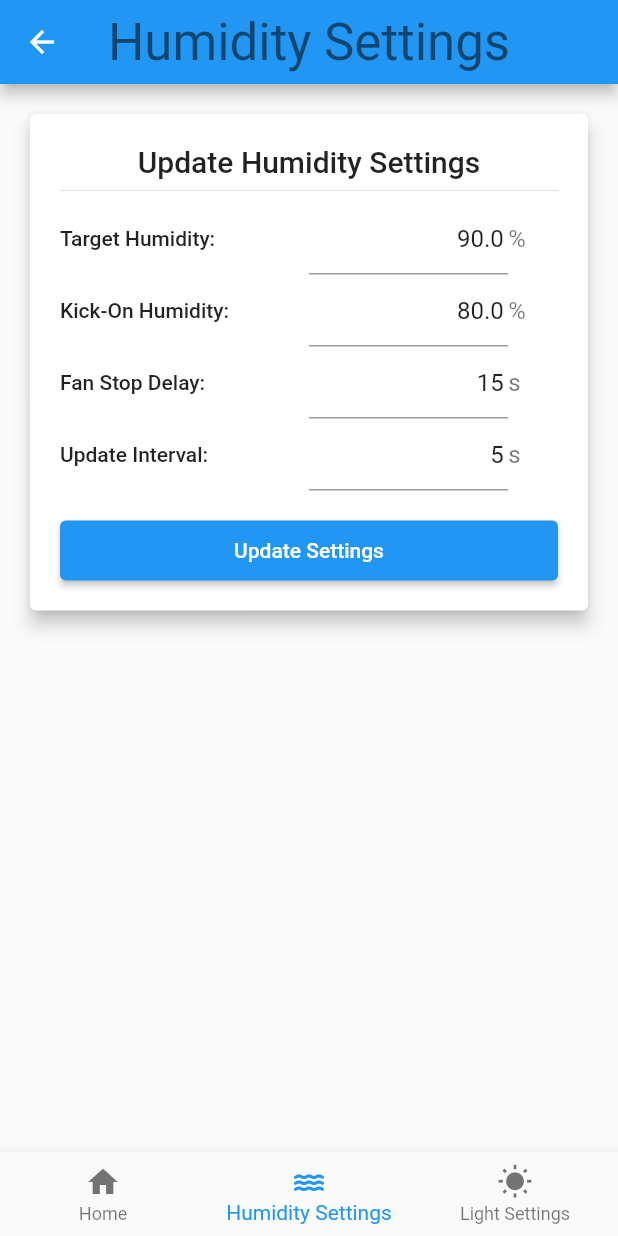
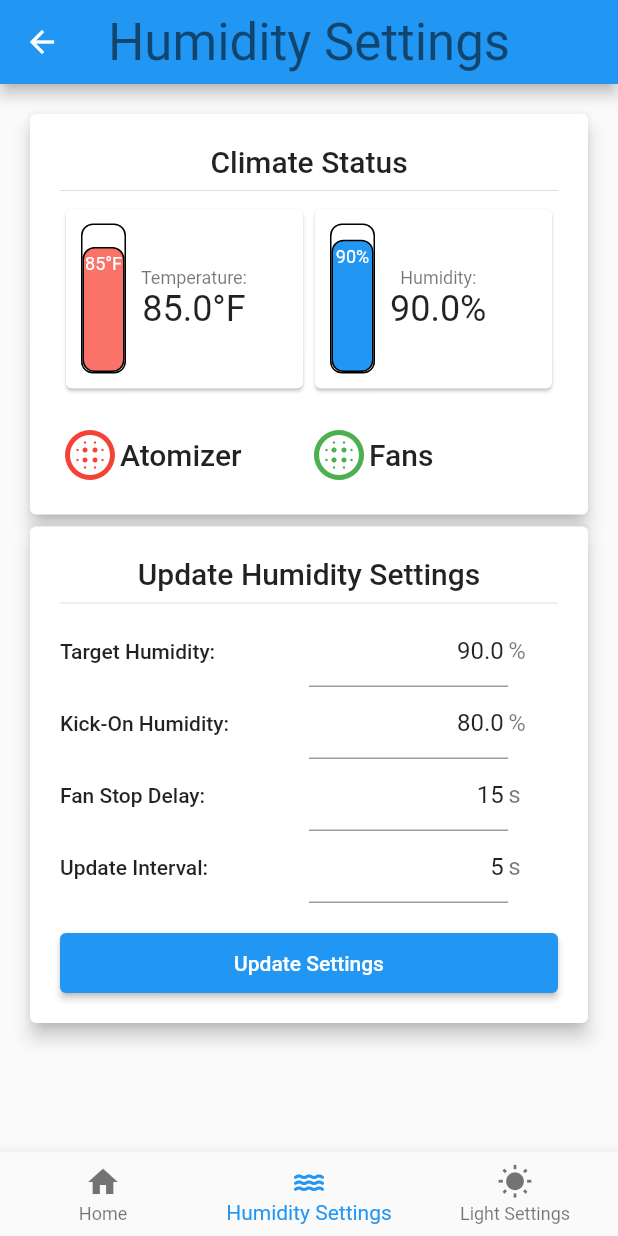
Before and after one commit to slimnate/sthc_mobile, a Flutter app: the screen it shows after launch, item 2 of the bottom bar chosen, on a phone screen of 412 x 824 dp. Run offline on Flutter 3.47's test engine with Material 2 defaults, Android fonts, the phone set to English and light mode, and no system bars; drawn by our look-alikes of flutter_animation_progress_bar.

Commit message:
move page widgets from main file to separate 'pages' directory move generic widgets to 'generic' directory fix file naming consistency

```diff
--- a/lib/main.dart
+++ b/lib/main.dart
@@ -2,9 +2,7 @@ import 'package:flutter/material.dart';
 import 'package:provider/provider.dart';
 
 import 'models/models.dart';
-import 'widgets/time.dart';
-import 'widgets/humidity.dart';
-import 'widgets/lights.dart';
+import 'widgets/pages/pages.dart';
 
 void main() {
   runApp(MyApp());
@@ -39,136 +37,10 @@ class MyApp extends StatelessWidget {
           ),
           initialRoute: '/',
           routes: {
-            '/': (context) => Homepage(routeIndex: 0),
+            '/': (context) => HomePage(routeIndex: 0),
             '/humidity': (context) => HumiditySettingsPage(routeIndex: 1),
             '/lights': (context) => LightSettingsPage(routeIndex: 2),
           },
         ));
   }
 }
-
-class RoutedListPage extends StatelessWidget {
-  final String title;
-  final List<Widget> children;
-  final int routeIndex;
-
-  const RoutedListPage({
-    Key? key,
-    required this.title,
-    required this.children,
-    required this.routeIndex,
-  }) : super(key: key);
-
-  @override
-  Widget build(BuildContext context) {
-    return Scaffold(
-      appBar: AppBar(
-        title: Text(
-          title,
-          style: Theme.of(context).textTheme.headline4,
-        ),
-      ),
-      body: ListView(
-        padding: const EdgeInsets.all(16),
-        children: children,
-      ),
-      bottomNavigationBar: BottomNavigationBar(
-        currentIndex: routeIndex,
-        items: [
-          BottomNavigationBarItem(
-            icon: Icon(Icons.home),
-            label: "Home",
-          ),
-          BottomNavigationBarItem(
-            icon: Icon(Icons.water_rounded),
-            label: "Humidity Settings",
-          ),
-          BottomNavigationBarItem(
-            icon: Icon(Icons.wb_sunny),
-            label: "Light Settings",
-          ),
-        ],
-        onTap: (index) => {switchToPage(context, index)},
-      ),
-    );
-  }
-
-  void switchToPage(BuildContext context, int index) {
-    if (index == routeIndex) {
-      return; // do nothing if the icon for this page was clicked.
-    }
-    switch (index) {
-      case 0:
-        Navigator.popUntil(context, (route) => route.settings.name == '/');
-        break;
-      case 1:
-        Navigator.pushNamed(context, '/humidity');
-        break;
-      case 2:
-        Navigator.pushNamed(context, '/lights');
-        break;
-    }
-  }
-}
-
-class Homepage extends StatelessWidget {
-  final int routeIndex;
-  const Homepage({
-    Key? key,
-    required this.routeIndex,
-  }) : super(key: key);
-
-  @override
-  Widget build(BuildContext context) {
-    return RoutedListPage(
-      title: "Home",
-      routeIndex: routeIndex,
-      children: [
-        ServerTimeCard(),
-        HumidityStatus(),
-        LightStatusWidget(),
-      ],
-    );
-  }
-}
-
-class HumiditySettingsPage extends StatelessWidget {
-  final int routeIndex;
-
-  const HumiditySettingsPage({
-    Key? key,
-    required this.routeIndex,
-  }) : super(key: key);
-
-  @override
-  Widget build(BuildContext context) {
-    return RoutedListPage(
-      title: "Humidity Settings",
-      routeIndex: routeIndex,
-      children: [
-        //HumidityStatus(),
-        HumiditySettingsEditor(),
-      ],
-    );
-  }
-}
-
-class LightSettingsPage extends StatelessWidget {
-  final int routeIndex;
-
-  const LightSettingsPage({
-    Key? key,
-    required this.routeIndex,
-  }) : super(key: key);
-
-  @override
-  Widget build(BuildContext context) {
-    return RoutedListPage(
-      title: "Light Schedule",
-      routeIndex: routeIndex,
-      children: [
-        LightScheduleEditor(),
-      ],
-    );
-  }
-}
--- /dev/null
+++ b/lib/widgets/generic/component-status.dart
@@ -0,0 +1,34 @@
+import 'package:flutter/material.dart';
+
+class ComponentStatus extends StatelessWidget {
+  final String name;
+  final bool enabled;
+
+  ComponentStatus({Key? key, this.enabled = false, required this.name})
+      : super(key: key);
+
+  Widget build(BuildContext context) {
+    return Container(
+      child: Expanded(
+        child: Row(
+          children: [
+            buildIcon(),
+            Text(
+              name,
+              style: Theme.of(context).textTheme.headline6,
+            )
+          ],
+        ),
+      ),
+    );
+  }
+
+  Icon buildIcon() {
+    return Icon(
+      Icons.blur_circular,
+      color: enabled ? Colors.green : Colors.red,
+      size: 40,
+      semanticLabel: 'Icon indicating atomizer status',
+    );
+  }
+}
--- /dev/null
+++ b/lib/widgets/generic/routed-list-page.dart
@@ -0,0 +1,66 @@
+import 'package:flutter/material.dart';
+
+class RoutedListPage extends StatelessWidget {
+  final String title;
+  final List<Widget> children;
+  final int routeIndex;
+
+  const RoutedListPage({
+    Key? key,
+    required this.title,
+    required this.children,
+    required this.routeIndex,
+  }) : super(key: key);
+
+  @override
+  Widget build(BuildContext context) {
+    return Scaffold(
+      appBar: AppBar(
+        title: Text(
+          title,
+          style: Theme.of(context).textTheme.headline4,
+        ),
+      ),
+      body: ListView(
+        padding: const EdgeInsets.all(16),
+        children: children,
+      ),
+      bottomNavigationBar: BottomNavigationBar(
+        currentIndex: routeIndex,
+        items: [
+          BottomNavigationBarItem(
+            icon: Icon(Icons.home),
+            label: "Home",
+          ),
+          BottomNavigationBarItem(
+            icon: Icon(Icons.water_rounded),
+            label: "Humidity Settings",
+          ),
+          BottomNavigationBarItem(
+            icon: Icon(Icons.wb_sunny),
+            label: "Light Settings",
+          ),
+        ],
+        onTap: (index) => {switchToPage(context, index)},
+      ),
+    );
+  }
+
+  void switchToPage(BuildContext context, int index) {
+    if (index == routeIndex) {
+      return; // do nothing if the icon for this page was clicked.
+    }
+    switch (index) {
+      case 0:
+        // pop routes instead of pushing when navigating to home page
+        Navigator.popUntil(context, (route) => route.settings.name == '/');
+        break;
+      case 1:
+        Navigator.pushNamed(context, '/humidity');
+        break;
+      case 2:
+        Navigator.pushNamed(context, '/lights');
+        break;
+    }
+  }
+}
--- a/lib/widgets/lights.dart
+++ b/lib/widgets/lights.dart
@@ -3,8 +3,8 @@ import 'package:provider/provider.dart';
 
 import '../extensions/extensions.dart';
 import '../models/models.dart';
-import 'titled_card.dart';
-import 'labeled_pair.dart';
+import 'generic/titled-card.dart';
+import 'generic/labeled-pair.dart';
 
 class LightStatusWidget extends StatelessWidget {
   const LightStatusWidget({Key? key}) : super(key: key);
--- /dev/null
+++ b/lib/widgets/pages/humidity-page.dart
@@ -0,0 +1,25 @@
+import 'package:flutter/material.dart';
+
+import '../generic/routed-list-page.dart';
+import '../humidity.dart';
+
+class HumiditySettingsPage extends StatelessWidget {
+  final int routeIndex;
+
+  const HumiditySettingsPage({
+    Key? key,
+    required this.routeIndex,
+  }) : super(key: key);
+
+  @override
+  Widget build(BuildContext context) {
+    return RoutedListPage(
+      title: "Humidity Settings",
+      routeIndex: routeIndex,
+      children: [
+        HumidityStatus(),
+        HumiditySettingsEditor(),
+      ],
+    );
+  }
+}
--- /dev/null
+++ b/lib/widgets/pages/pages.dart
@@ -0,0 +1,3 @@
+export 'home-page.dart';
+export 'humidity-page.dart';
+export 'lights-page.dart';
--- a/lib/widgets/time.dart
+++ b/lib/widgets/server-time.dart
@@ -3,8 +3,8 @@ import 'package:provider/provider.dart';
 
 import '../extensions/extensions.dart';
 import '../models/server-time.dart';
-import 'labeled_pair.dart';
-import 'titled_card.dart';
+import 'generic/labeled-pair.dart';
+import 'generic/titled-card.dart';
 
 class ServerTimeCard extends StatelessWidget {
   const ServerTimeCard({
```
Also changed, not shown: lib/widgets/humidity.dart (+2 -34 lines), lib/widgets/pages/home-page.dart (added, +27 -0 lines), lib/widgets/pages/lights-page.dart (added, +24 -0 lines), lib/widgets/generic/labeled-pair.dart (renamed from lib/widgets/labeled_pair.dart), lib/widgets/generic/titled-card.dart (renamed from lib/widgets/titled_card.dart).
